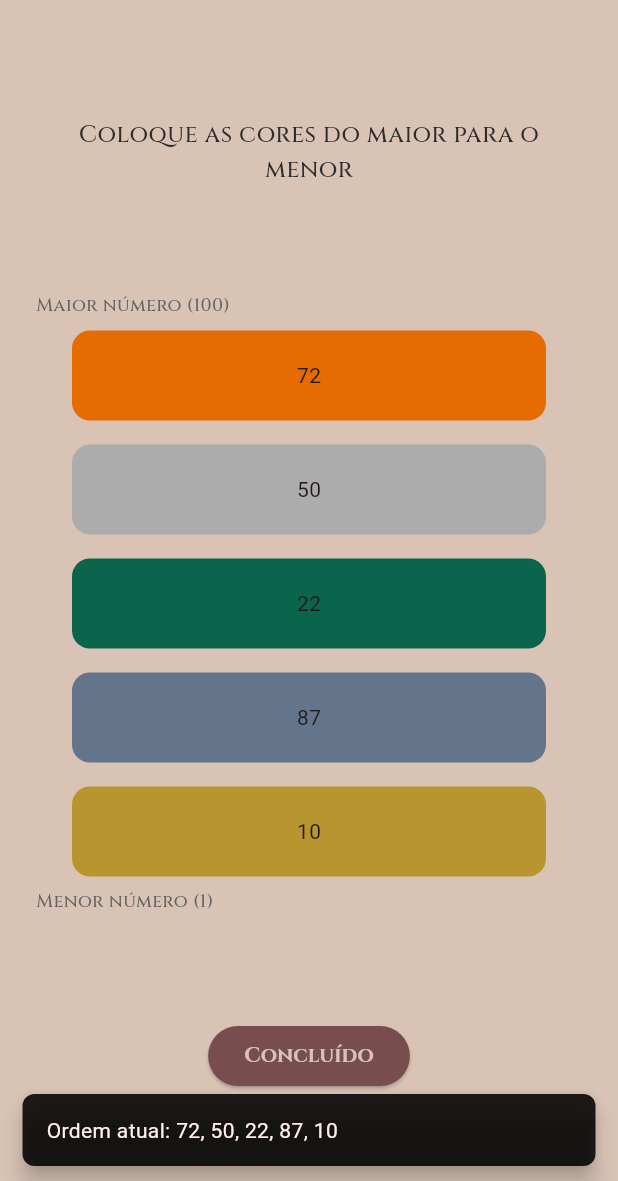
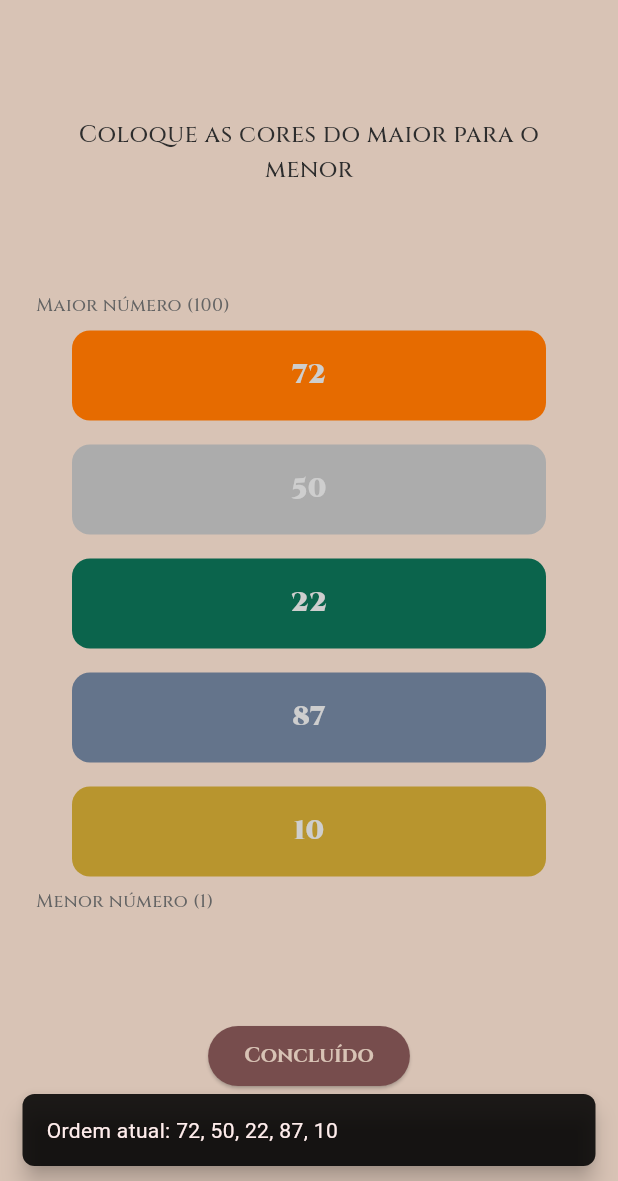
Before and after one commit to gabrielgoldas/Phroneo, a Flutter app: the OrderingPage screen opened by its route, after a tap on "Concluído", on a phone screen of 412 x 824 dp, the part 55-1236 px from its top. Run offline on Flutter 3.47's test engine with Material 3 defaults, Android fonts, the phone set to English and light mode, and no system bars; our stand-ins replace flutter_svg, go_router.

Commit message:
style: improve pages layout

```diff
--- a/lib/core/router/app_router.dart
+++ b/lib/core/router/app_router.dart
@@ -2,7 +2,7 @@ import 'package:go_router/go_router.dart';
 import 'package:phroneo/core/router/app_routes.dart';
 import 'package:phroneo/features/game/presentation/pages/game_page.dart';
 import 'package:phroneo/features/home/presentation/pages/home_page.dart';
-import 'package:phroneo/features/how_to_play/presentation/pages/how_to_play_page.dart';
+import 'package:phroneo/features/onboarding/presentation/pages/onboarding_page.dart';
 import 'package:phroneo/features/login/presentation/pages/login_page.dart';
 import 'package:phroneo/features/ordering/presentation/pages/ordering_page.dart';
 import 'package:phroneo/features/room_lobby/presentation/pages/room_lobby_page.dart';
@@ -17,7 +17,7 @@ final router = GoRouter(
         GoRoute(
           name: AppRoutes.onboarding,
           path: 'onboarding',
-          builder: (context, state) => const HowToPlayPage(),
+          builder: (context, state) => const Onboarding(),
         ),
         GoRoute(
           name: AppRoutes.home,
--- a/lib/features/game/presentation/widgets/phrase_page.dart
+++ b/lib/features/game/presentation/widgets/phrase_page.dart
@@ -27,7 +27,7 @@ class PhrasePage extends StatelessWidget {
                 fontFamily: AppFonts.cormorantInfant,
                 fontWeight: FontWeight.w500,
                 fontSize: AppFontSize.bodyLarge,
-                color: AppColors.background,
+                color: AppColors.white,
               ),
             ),
 
@@ -40,7 +40,7 @@ class PhrasePage extends StatelessWidget {
                 fontFamily: AppFonts.cormorantInfant,
                 fontWeight: FontWeight.bold,
                 fontSize: AppFontSize.titleLargeX,
-                color: AppColors.background,
+                color: AppColors.white,
               ),
             ),
 
@@ -52,7 +52,7 @@ class PhrasePage extends StatelessWidget {
                 fontFamily: AppFonts.cormorantInfant,
                 fontWeight: FontWeight.w500,
                 fontSize: AppFontSize.titleSmall,
-                color: AppColors.background,
+                color: AppColors.white,
               ),
             ),
 
@@ -62,7 +62,7 @@ class PhrasePage extends StatelessWidget {
                 fontFamily: AppFonts.cormorantInfant,
                 fontWeight: FontWeight.w500,
                 fontSize: AppFontSize.titleSmall,
-                color: AppColors.background,
+                color: AppColors.white,
               ),
             ),
           ],
@@ -86,7 +86,7 @@ class PhrasePage extends StatelessWidget {
 
         CustomElevatedButton(
             text: 'Ordenar Escolhas',
-            backgroundColor: AppColors.background,
+            backgroundColor: AppColors.white,
             fontColor: AppColors.black,
             onPressed: () => context.goNamed(AppRoutes.ordering)
         )
--- a/lib/features/how_to_play/presentation/pages/how_to_play_page.dart
+++ b/lib/features/onboarding/presentation/pages/onboarding_page.dart
@@ -3,20 +3,20 @@ import 'package:go_router/go_router.dart';
 import 'package:phroneo/core/router/app_routes.dart';
 import 'package:phroneo/core/theme/app_colors.dart';
 import 'package:phroneo/core/widgets/custom_outlined_button.dart';
-import 'package:phroneo/features/how_to_play/domain/entities/onboarding_page_data.dart';
-import 'package:phroneo/features/how_to_play/presentation/widgets/tutorial_page.dart';
+import 'package:phroneo/features/onboarding/domain/entities/onboarding_page_data.dart';
+import 'package:phroneo/features/onboarding/presentation/widgets/tutorial_page.dart';
 
 import '../../../../core/utils/localization_build_context.dart';
 import '../../../../core/widgets/custom_elevated_button.dart';
 
-class HowToPlayPage extends StatefulWidget {
-  const HowToPlayPage({super.key});
+class Onboarding extends StatefulWidget {
+  const Onboarding({super.key});
 
   @override
-  State<HowToPlayPage> createState() => _HowToPlayPageState();
+  State<Onboarding> createState() => _OnboardingState();
 }
 
-class _HowToPlayPageState extends State<HowToPlayPage> {
+class _OnboardingState extends State<Onboarding> {
 
   final PageController _pageController = PageController();
 
@@ -72,6 +72,21 @@ class _HowToPlayPageState extends State<HowToPlayPage> {
 
           const SizedBox(height: 24),
 
+          (currentPage > 0) ?
+          CustomOutlinedButton(
+              text: context.l10n.previous,
+              onPressed: () {
+                if (currentPage > 0) {
+                  _pageController.previousPage(
+                      duration: const Duration(milliseconds: 300),
+                      curve: Curves.easeInOut
+                  );
+                }
+              }
+          )
+              :
+          const SizedBox.shrink(),
+
           currentPage == onboardingPages.length - 1 ?
           CustomElevatedButton(
             text: context.l10n.ready,
@@ -91,21 +106,6 @@ class _HowToPlayPageState extends State<HowToPlayPage> {
             },
           ),
 
-          (currentPage > 0) ?
-            CustomOutlinedButton(
-              text: context.l10n.previous,
-              onPressed: () {
-                if (currentPage > 0) {
-                  _pageController.previousPage(
-                      duration: const Duration(milliseconds: 300),
-                      curve: Curves.easeInOut
-                  );
-                }
-              }
-            )
-            :
-          const SizedBox.shrink(),
-
           const SizedBox(height: 32),
 
         ],
--- a/lib/features/how_to_play/presentation/widgets/tutorial_page.dart
+++ b/lib/features/onboarding/presentation/widgets/tutorial_page.dart
@@ -1,6 +1,6 @@
 import 'package:flutter/cupertino.dart';
 import 'package:phroneo/core/widgets/custom_title.dart';
-import 'package:phroneo/features/how_to_play/domain/entities/onboarding_page_data.dart';
+import 'package:phroneo/features/onboarding/domain/entities/onboarding_page_data.dart';
 
 import '../../../../core/theme/app_font_size.dart';
 import '../../../../core/theme/app_fonts.dart';
--- a/lib/features/ordering/presentation/pages/ordering_page.dart
+++ b/lib/features/ordering/presentation/pages/ordering_page.dart
@@ -14,6 +14,7 @@ class OrderingPage extends StatefulWidget {
 }
 
 class _OrderingPage extends State<OrderingPage> {
+  bool showNumbers = false;
   final _options = <Option>[
     Option(number: 72, color: AppColors.orange),
     Option(number: 50, color: AppColors.gray300),
@@ -110,7 +111,13 @@ class _OrderingPage extends State<OrderingPage> {
                             borderRadius: BorderRadius.circular(12.0)
                         ),
                         child: Text(
-                          option.number.toString(),
+                          showNumbers ? option.number.toString() : '',
+                          style: TextStyle(
+                            fontFamily: AppFonts.cinzel,
+                            color: AppColors.gray200,
+                            fontSize: AppFontSize.bodyLargeX,
+                            fontWeight: FontWeight.w900
+                          ),
                         ),
                       );
                     },
@@ -149,6 +156,8 @@ class _OrderingPage extends State<OrderingPage> {
                       ),
                     ),
                   );
+
+                  setState(() => showNumbers = true);
                 }
             )
 
--- a/lib/features/room_lobby/presentation/pages/room_lobby_page.dart
+++ b/lib/features/room_lobby/presentation/pages/room_lobby_page.dart
@@ -20,27 +20,31 @@ class RoomLobbyPage extends StatelessWidget {
         child: Padding(
           padding: const EdgeInsets.symmetric(horizontal: 24.0),
           child: Column(
-            mainAxisAlignment: MainAxisAlignment.center,
+            mainAxisAlignment: MainAxisAlignment.spaceEvenly,
             children: [
 
-              Image.asset('assets/images/qr_code.png', width: 180),
+              const SizedBox.shrink(),
 
-              const SizedBox(height: 12),
-
+              Column(
+                children: [
                   Text(
                     "Mostre o QR Code para seus amigos jogarem com você!",
                     textAlign: TextAlign.center,
                     style: TextStyle(
                       fontFamily: AppFonts.cormorantInfant,
-                  fontWeight: FontWeight.w500,
-                  fontSize: AppFontSize.bodyLargeX,
+                      fontWeight: FontWeight.bold,
+                      fontSize: AppFontSize.titleLarge,
                       color: AppColors.black,
                     ),
                   ),
 
-              const SizedBox(height: 54),
+                  Image.asset('assets/images/qr_code.png', width: 180),
+                ],
+              ),
 
-              Text(
+              Column(
+                children: [
+                  const Text(
                     "Todos leram o QR Code? \nSe sim, então vamos lá!",
                     textAlign: TextAlign.center,
                     style: TextStyle(
@@ -51,11 +55,14 @@ class RoomLobbyPage extends StatelessWidget {
                     ),
                   ),
 
+                  const SizedBox(height: 24),
+
                   CustomElevatedButton(
                       text: "Iniciar",
                       onPressed: () => context.goNamed(AppRoutes.game)
                   )
-
+                ],
+              )
             ],
           ),
         ),
```
Also changed, not shown: lib/features/onboarding/domain/entities/onboarding_page_data.dart (renamed from lib/features/how_to_play/domain/entities/onboarding_page_data.dart). Lines whose indentation alone changed are shown as unchanged.
